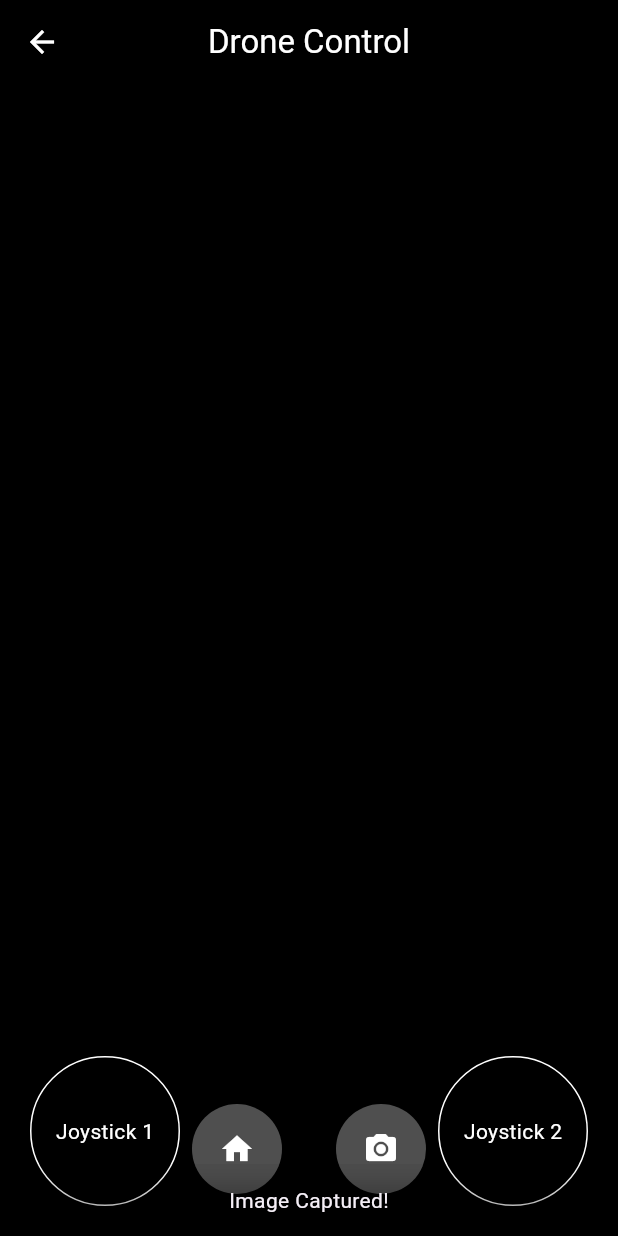
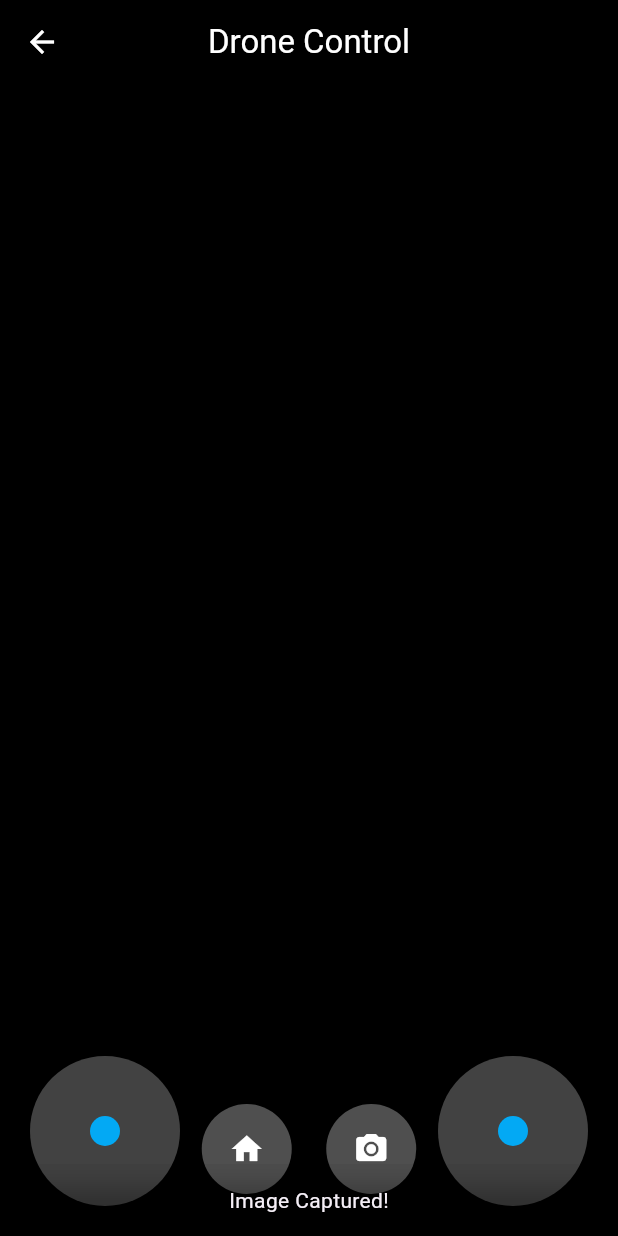
Before and after one commit to Inderjit-S/COMP-490, a Flutter app: the DroneControlScreen screen opened directly with empty values, after a tap on the "camera alt" icon, on a phone screen of 412 x 824 dp. Run offline on Flutter 3.47's test engine with Material 3 defaults, Android fonts, the phone set to English and light mode, and no system bars; our stand-ins replace firebase_auth, firebase_core, firebase_database, firebase_messaging, flutter_local_notifications, google_fonts and 1 more; missing offline and left inert: dart:ffi; accounts and stored records are empty.

Commit message:
Created custom_joystick.dart & updated dronecontrolscreen.dart

```diff
--- /dev/null
+++ b/lib/components/drone/custom_joystick.dart
@@ -0,0 +1,143 @@
+import 'package:flutter/material.dart';
+import 'package:flutter/widgets.dart';
+import 'dart:math' as Math;
+
+class CustomJoystick extends StatefulWidget {
+  final double radius;
+  final double stickRadius;
+  final Function callback;
+
+  const CustomJoystick({
+    Key? key,
+    required this.radius,
+    required this.stickRadius,
+    required this.callback,
+  }) : super(key: key);
+
+  @override
+  _CustomJoystickState createState() => _CustomJoystickState();
+}
+
+class _CustomJoystickState extends State<CustomJoystick> {
+  final GlobalKey _joystickContainer = GlobalKey();
+  double yOff = 0, xOff = 0;
+  double _x = 0, _y = 0;
+
+  @override
+  void initState() {
+    super.initState();
+
+    WidgetsBinding.instance?.addPostFrameCallback((timeStamp) {
+      final RenderBox renderBoxWidget =
+          _joystickContainer.currentContext?.findRenderObject() as RenderBox;
+      final offset = renderBoxWidget.localToGlobal(Offset.zero);
+
+      xOff = offset.dx;
+      yOff = offset.dy;
+    });
+
+    _centerStick();
+  }
+
+  void _centerStick() {
+    setState(() {
+      _x = widget.radius;
+      _y = widget.radius;
+    });
+
+    _sendCoordinates(_x, _y);
+  }
+
+  int map(x, in_min, in_max, out_min, out_max) {
+    return ((x - in_min) * (out_max - out_min) / (in_max - in_min) + out_min)
+        .floor();
+  }
+
+  void _onPointerMove(PointerEvent details) {
+    final RenderBox renderBoxWidget =
+        _joystickContainer.currentContext?.findRenderObject() as RenderBox;
+    final Size size = renderBoxWidget.size;
+
+    double x = details.position.dx - xOff;
+    double y = details.position.dy - yOff;
+
+    if (MediaQuery.of(context).orientation == Orientation.landscape) {
+      // Swap x and y coordinates for landscape mode
+      double temp = x;
+      x = y;
+      y = temp;
+
+      // Adjust xOff and yOff accordingly
+      xOff = details.position.dy - size.height;
+      yOff = size.width - details.position.dx;
+    }
+
+    if (_isStickInside(x, y, widget.radius, widget.radius,
+        widget.radius - widget.stickRadius)) {
+      setState(() {
+        _x = x;
+        _y = y;
+      });
+
+      _sendCoordinates(x, y);
+    }
+  }
+
+  void _onPointerUp(PointerUpEvent event) {
+    _centerStick();
+  }
+
+  void _sendCoordinates(double x, double y) {
+    double speed = y - widget.radius;
+    double direction = x - widget.radius;
+
+    var vSpeed = -1 *
+        map(speed, 0, (widget.radius - widget.stickRadius).floor(), 0, 100);
+    var vDirection =
+        map(direction, 0, (widget.radius - widget.stickRadius).floor(), 0, 100);
+
+    widget.callback(vDirection, vSpeed);
+  }
+
+  bool _isStickInside(x, y, circleX, circleY, circleRadius) {
+    var absX = Math.pow((x - circleX).abs(), 2.0);
+    var absY = Math.pow((y - circleY).abs(), 2.0);
+    return Math.sqrt(absX + absY) < circleRadius;
+  }
+
+  @override
+  Widget build(BuildContext context) {
+    return Center(
+      child: Listener(
+        behavior: HitTestBehavior.opaque,
+        onPointerMove: _onPointerMove,
+        onPointerUp: _onPointerUp,
+        child: Container(
+          key: _joystickContainer,
+          width: widget.radius * 2,
+          height: widget.radius * 2,
+          decoration: BoxDecoration(
+            borderRadius: BorderRadius.circular(widget.radius),
+            color: Colors.grey.shade800,
+          ),
+          child: Stack(
+            children: [
+              Positioned(
+                left: _x - widget.stickRadius,
+                top: _y - widget.stickRadius,
+                child: Container(
+                  width: widget.stickRadius * 2,
+                  height: widget.stickRadius * 2,
+                  decoration: BoxDecoration(
+                    color: Colors.lightBlue,
+                    borderRadius: BorderRadius.circular(widget.stickRadius),
+                  ),
+                ),
+              ),
+            ],
+          ),
+        ),
+      ),
+    );
+  }
+}
--- a/lib/screen/dronecontrolscreen.dart
+++ b/lib/screen/dronecontrolscreen.dart
@@ -1,16 +1,44 @@
+import 'package:flutter/material.dart';
+import 'dart:developer';
+import 'package:flutter/services.dart';
+import 'package:aerogotchi/components/drone/custom_joystick.dart';
 import 'package:aerogotchi/components/navigation_helper.dart';
-import 'package:flutter/material.dart';
 import 'package:aerogotchi/screen/temphomescreen.dart';
-import 'package:firebase_database/firebase_database.dart'; // Import Firebase Realtime Database
 
 class DroneControlScreen extends StatefulWidget {
   final String petName;
+
   const DroneControlScreen({Key? key, required this.petName}) : super(key: key);
+
   @override
   _DroneControlScreenState createState() => _DroneControlScreenState();
 }
 
 class _DroneControlScreenState extends State<DroneControlScreen> {
+  @override
+  void initState() {
+    super.initState();
+    // Lock the orientation to landscape mode
+    // SystemChrome.setPreferredOrientations([
+    //   DeviceOrientation.landscapeLeft,
+    //   DeviceOrientation.landscapeRight,
+    // ]);
+  }
+
+  @override
+  void dispose() {
+    // Reset preferred orientation when disposing the screen
+    SystemChrome.setPreferredOrientations([
+      DeviceOrientation.portraitUp,
+      DeviceOrientation.portraitDown,
+    ]);
+    super.dispose();
+  }
+
+  void callback(x, y) {
+    log('callback x => $x and y $y');
+  }
+
   @override
   Widget build(BuildContext context) {
     return Scaffold(
@@ -30,10 +58,26 @@ class _DroneControlScreenState extends State<DroneControlScreen> {
       ),
       body: Container(
         color: Colors.black,
-        child: LandscapeDroneControlMenu(
-          onHomePressed: () {
-            navigateToPetViewScreen(context, widget.petName);
-          },
+        child: Stack(
+          children: [
+            LandscapeDroneControlMenu(
+              petName: widget.petName,
+              callback: callback,
+              onHomePressed: () {
+                navigateToPetViewScreen(context, widget.petName);
+              },
+              onCameraPressed: () {
+                ScaffoldMessenger.of(context).showSnackBar(
+                  SnackBar(
+                    content: Center(
+                      child: Text('Image Captured!'),
+                    ),
+                    backgroundColor: Colors.transparent,
+                  ),
+                );
+              },
+            ),
+          ],
         ),
       ),
     );
@@ -41,9 +85,17 @@ class _DroneControlScreenState extends State<DroneControlScreen> {
 }
 
 class LandscapeDroneControlMenu extends StatelessWidget {
+  final String petName;
+  final Function callback;
   final Function onHomePressed;
+  final Function onCameraPressed;
 
-  LandscapeDroneControlMenu({required this.onHomePressed});
+  LandscapeDroneControlMenu({
+    required this.petName,
+    required this.callback,
+    required this.onHomePressed,
+    required this.onCameraPressed,
+  });
 
   @override
   Widget build(BuildContext context) {
@@ -52,37 +104,19 @@ class LandscapeDroneControlMenu extends StatelessWidget {
         Positioned(
           left: 20,
           bottom: 20,
-          child: Container(
-            width: 100,
-            height: 100,
-            decoration: BoxDecoration(
-              shape: BoxShape.circle,
-              border: Border.all(color: Colors.white),
-            ),
-            child: Center(
-              child: Text(
-                'Joystick 1',
-                style: TextStyle(color: Colors.white),
-              ),
-            ),
+          child: CustomJoystick(
+            radius: 50.0,
+            stickRadius: 10,
+            callback: callback,
           ),
         ),
         Positioned(
           right: 20,
           bottom: 20,
-          child: Container(
-            width: 100,
-            height: 100,
-            decoration: BoxDecoration(
-              shape: BoxShape.circle,
-              border: Border.all(color: Colors.white),
-            ),
-            child: Center(
-              child: Text(
-                'Joystick 2',
-                style: TextStyle(color: Colors.white),
-              ),
-            ),
+          child: CustomJoystick(
+            radius: 50.0,
+            stickRadius: 10,
+            callback: callback,
           ),
         ),
         Align(
@@ -102,18 +136,10 @@ class LandscapeDroneControlMenu extends StatelessWidget {
                     child: Icon(Icons.home, color: Colors.white),
                   ),
                 ),
-                SizedBox(width: 20),
+                SizedBox(width: 7),
                 IconButton(
                   onPressed: () {
-                    ScaffoldMessenger.of(context).showSnackBar(
-                      SnackBar(
-                        content: Center(
-                          // Center the text
-                          child: Text('Image Captured!'),
-                        ),
-                        backgroundColor: Colors.transparent, // Clear background
-                      ),
-                    );
+                    onCameraPressed();
                   },
                   icon: CircleAvatar(
                     radius: 30,
--- a/pubspec.yaml
+++ b/pubspec.yaml
@@ -42,6 +42,7 @@ dependencies:
   firebase_messaging: ^14.7.19
   cloud_firestore: ^4.15.4
   firebase_database: ^10.4.5
+  flutter_local_notifications: ^17.0.0
 dev_dependencies:
   flutter_test:
     sdk: flutter
```
Also changed, not shown: lib/components/notifications/local_notification.dart (added, +51 -0 lines), lib/components/notifications/notification_handler.dart (added, +51 -0 lines), lib/screen/homescreen.dart (+11 -7 lines), pubspec.lock.
